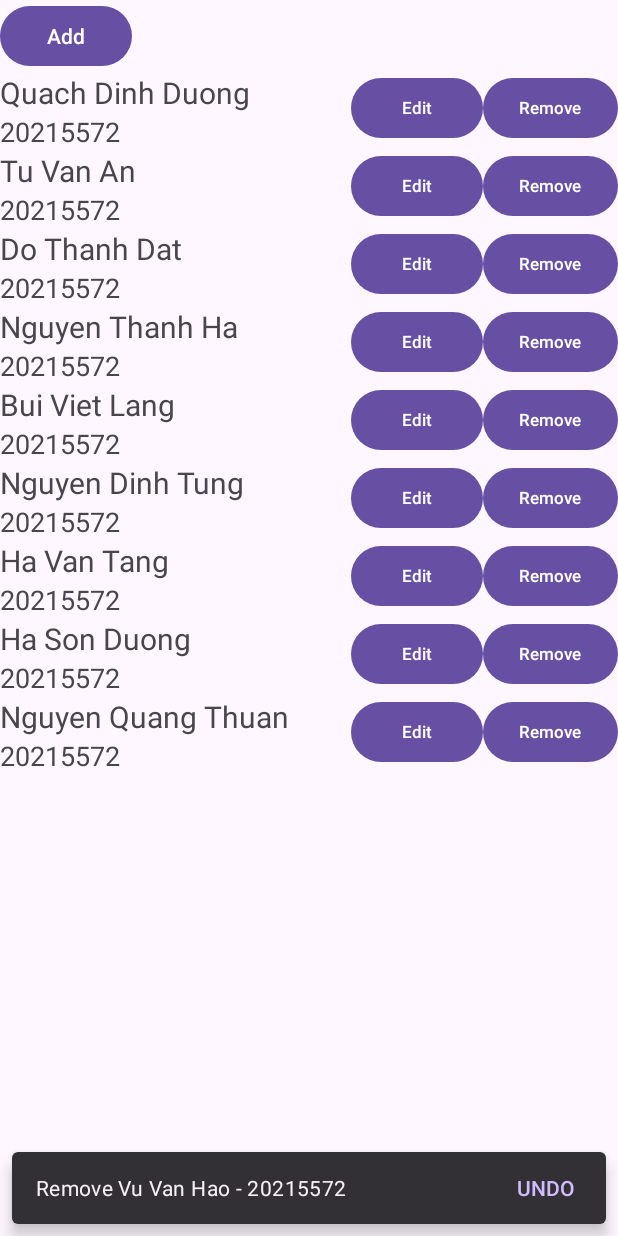
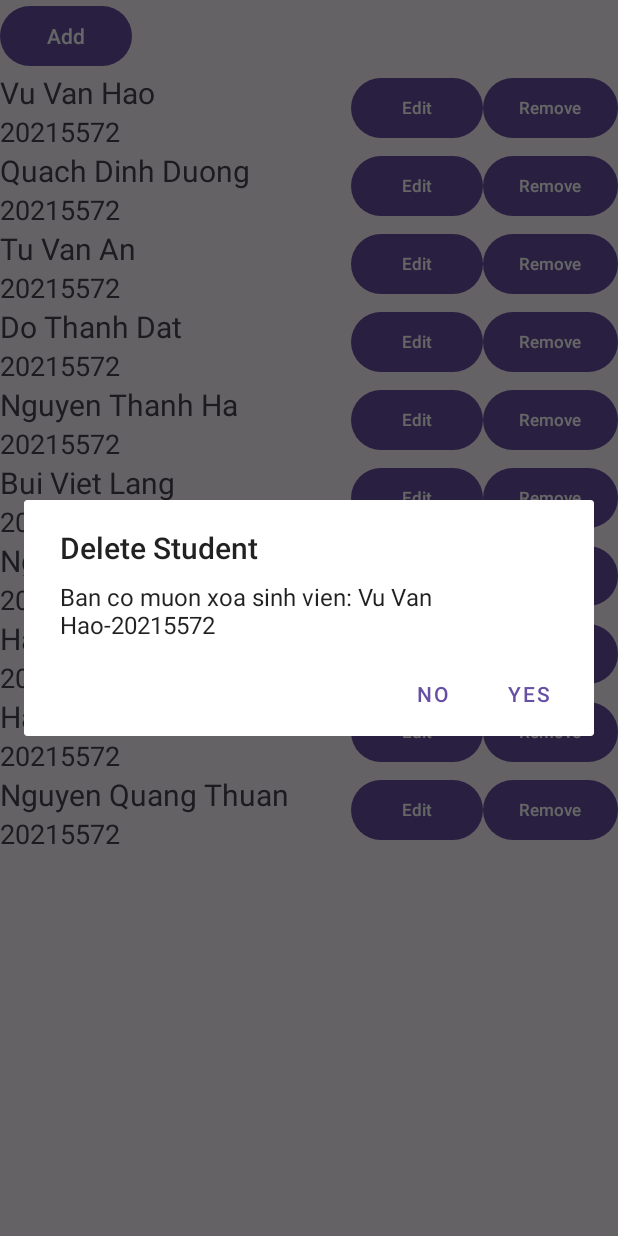
Before and after one commit to vanhao2310/Android-Project, an Android app: the screen it shows after launch (MainActivity), after a tap on "Remove", on a phone screen of 412 x 824 dp. Run offline under Robolectric (Android 15) with nearby library versions, the phone set to English and light mode, and no system bars.

Commit message:
update delete student

```diff
--- a/StudentMan/app/src/main/java/com/example/studentman/MainActivity.kt
+++ b/StudentMan/app/src/main/java/com/example/studentman/MainActivity.kt
@@ -66,8 +66,13 @@ class MainActivity : AppCompatActivity(), ItemClickListener {
     }
 
     override fun remove(position: Int, view: View) {
-        //Log.v("TAG", "remove ${students[position].name} - ${students[position].mssv}")
+        //Log.v("TAG", "remove ${students[position].name} - ${students[position].mssv}"
         val rm_student = students[position]
+        AlertDialog.Builder(this)
+            .setTitle("Delete Student")
+            .setMessage("Ban co muon xoa sinh vien: ${rm_student.name}-${rm_student.mssv}")
+            .setPositiveButton("Yes",
+                { _, _ ->
                     students.removeAt(position)
                     adapter.notifyItemRemoved(position)
                     Snackbar.make(view, "Remove ${rm_student.name} - ${rm_student.mssv}", Snackbar.LENGTH_LONG)
@@ -76,6 +81,10 @@ class MainActivity : AppCompatActivity(), ItemClickListener {
                             adapter.notifyItemInserted(position)
                         })
                         .show()
+                })
+            .setNegativeButton("No", null)
+            .show()
+            .setCanceledOnTouchOutside(true)
     }
 
     override fun edit(position: Int) {
--- /dev/null
+++ b/StudentMan/app/src/main/res/values/ids.xml
@@ -0,0 +1,5 @@
+<?xml version="1.0" encoding="utf-8"?>
+<resources>
+    <item name="button_ok" type="id" />
+    <item name="button_cancel" type="id" />
+</resources>
```
Also changed, not shown: StudentMan/app/src/main/java/com/example/studentman/DialogFragment.kt (+18 -1 lines). Lines whose indentation alone changed are shown as unchanged.
